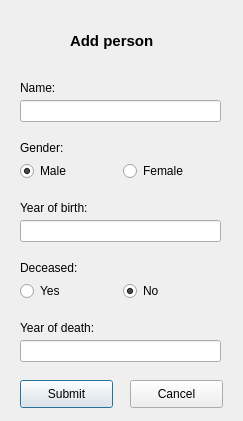
disaerna/T-113-VLN1, file Verklegt/addscientist.ui: the form before one commit.
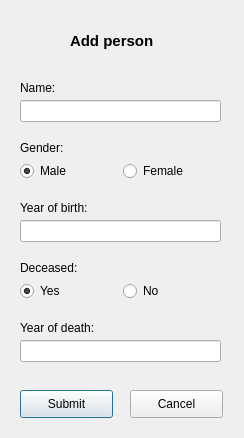
The form after the commit.

```diff
--- a/Verklegt/addscientist.ui
+++ b/Verklegt/addscientist.ui
@@ -6,8 +6,8 @@
    <rect>
     <x>0</x>
     <y>0</y>
-    <width>243</width>
-    <height>421</height>
+    <width>244</width>
+    <height>438</height>
    </rect>
   </property>
   <property name="windowTitle">
@@ -112,7 +112,7 @@
    <property name="geometry">
     <rect>
      <x>20</x>
-     <y>380</y>
+     <y>390</y>
      <width>93</width>
      <height>28</height>
     </rect>
@@ -125,7 +125,7 @@
    <property name="geometry">
     <rect>
      <x>130</x>
-     <y>380</y>
+     <y>390</y>
      <width>93</width>
      <height>28</height>
     </rect>
@@ -154,7 +154,7 @@
     <string>Add person</string>
    </property>
   </widget>
-  <widget class="QWidget" name="">
+  <widget class="QWidget" name="layoutWidget">
    <property name="geometry">
     <rect>
      <x>20</x>
@@ -183,7 +183,7 @@
     </item>
    </layout>
   </widget>
-  <widget class="QWidget" name="">
+  <widget class="QWidget" name="layoutWidget">
    <property name="geometry">
     <rect>
      <x>20</x>
@@ -193,25 +193,76 @@
     </rect>
    </property>
    <layout class="QHBoxLayout" name="horizontalLayout_2">
-    <item>
-     <widget class="QRadioButton" name="aliveButton">
-      <property name="text">
-       <string>Yes</string>
-      </property>
-     </widget>
-    </item>
     <item>
      <widget class="QRadioButton" name="deadButton">
       <property name="text">
+       <string>Yes</string>
+      </property>
+      <property name="checked">
+       <bool>true</bool>
+      </property>
+     </widget>
+    </item>
+    <item>
+     <widget class="QRadioButton" name="aliveButton">
+      <property name="enabled">
+       <bool>true</bool>
+      </property>
+      <property name="text">
        <string>No</string>
       </property>
       <property name="checked">
-       <bool>true</bool>
+       <bool>false</bool>
       </property>
      </widget>
     </item>
    </layout>
   </widget>
+  <widget class="QLabel" name="nameLabel">
+   <property name="geometry">
+    <rect>
+     <x>170</x>
+     <y>130</y>
+     <width>47</width>
+     <height>13</height>
+    </rect>
+   </property>
+   <property name="layoutDirection">
+    <enum>Qt::RightToLeft</enum>
+   </property>
+   <property name="text">
+    <string/>
+   </property>
+  </widget>
+  <widget class="QLabel" name="yobLabel">
+   <property name="geometry">
+    <rect>
+     <x>170</x>
+     <y>250</y>
+     <width>47</width>
+     <height>13</height>
+    </rect>
+   </property>
+   <property name="layoutDirection">
+    <enum>Qt::RightToLeft</enum>
+   </property>
+   <property name="text">
+    <string/>
+   </property>
+  </widget>
+  <widget class="QLabel" name="yodLabel">
+   <property name="geometry">
+    <rect>
+     <x>170</x>
+     <y>370</y>
+     <width>47</width>
+     <height>13</height>
+    </rect>
+   </property>
+   <property name="text">
+    <string/>
+   </property>
+  </widget>
  </widget>
  <resources/>
  <connections/>
```
